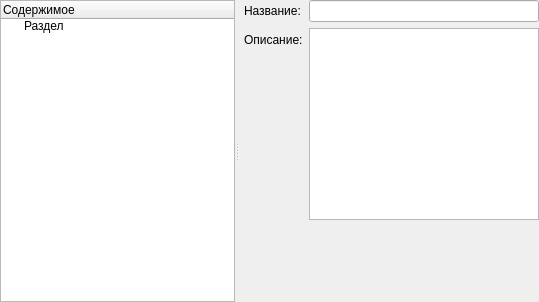
Above: editor/sectioneditform.ui from TheMrButcher/offline-mentor before the change. Below: the same form after it.
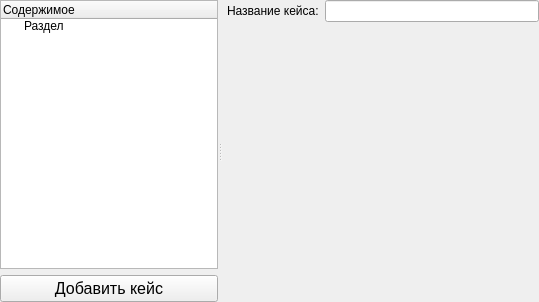
That is the form after the change. The open tabs and pages were chosen to show the change. Icons and pictures are not drawn.

```diff
--- a/editor/sectioneditform.ui
+++ b/editor/sectioneditform.ui
@@ -13,7 +13,7 @@
   <property name="windowTitle">
    <string>Form</string>
   </property>
-  <layout class="QVBoxLayout" name="verticalLayout_2">
+  <layout class="QVBoxLayout" name="verticalLayout_3">
    <property name="leftMargin">
     <number>0</number>
    </property>
@@ -28,9 +28,21 @@
    </property>
    <item>
     <widget class="QSplitter" name="splitter">
+     <property name="frameShape">
+      <enum>QFrame::NoFrame</enum>
+     </property>
      <property name="orientation">
       <enum>Qt::Horizontal</enum>
      </property>
+     <property name="opaqueResize">
+      <bool>true</bool>
+     </property>
+     <property name="childrenCollapsible">
+      <bool>false</bool>
+     </property>
+     <widget class="QWidget" name="verticalLayoutWidget">
+      <layout class="QVBoxLayout" name="verticalLayout_2">
+       <item>
      <widget class="QTreeWidget" name="treeWidget">
       <column>
        <property name="text">
@@ -50,6 +62,21 @@
        </property>
       </item>
      </widget>
+       </item>
+       <item>
+        <widget class="QPushButton" name="addCaseButton">
+         <property name="font">
+          <font>
+           <pointsize>12</pointsize>
+          </font>
+         </property>
+         <property name="text">
+          <string>Добавить кейс</string>
+         </property>
+        </widget>
+       </item>
+      </layout>
+     </widget>
      <widget class="QStackedWidget" name="stackedWidget">
       <property name="sizePolicy">
        <sizepolicy hsizetype="Expanding" vsizetype="Expanding">
@@ -85,7 +112,7 @@
           <item row="1" column="0">
            <widget class="QLabel" name="label">
             <property name="text">
-             <string>Название:</string>
+             <string>Название раздела:</string>
             </property>
            </widget>
           </item>
@@ -126,6 +153,35 @@
         </item>
        </layout>
       </widget>
+      <widget class="QWidget" name="casePage">
+       <layout class="QFormLayout" name="formLayout_2">
+        <property name="horizontalSpacing">
+         <number>6</number>
+        </property>
+        <property name="leftMargin">
+         <number>5</number>
+        </property>
+        <property name="topMargin">
+         <number>0</number>
+        </property>
+        <property name="rightMargin">
+         <number>0</number>
+        </property>
+        <property name="bottomMargin">
+         <number>0</number>
+        </property>
+        <item row="1" column="0">
+         <widget class="QLabel" name="label_3">
+          <property name="text">
+           <string>Название кейса:</string>
+          </property>
+         </widget>
+        </item>
+        <item row="1" column="1">
+         <widget class="QLineEdit" name="caseNameEdit"/>
+        </item>
+       </layout>
+      </widget>
      </widget>
     </widget>
    </item>
```
Lines whose indentation alone changed are shown as unchanged.
